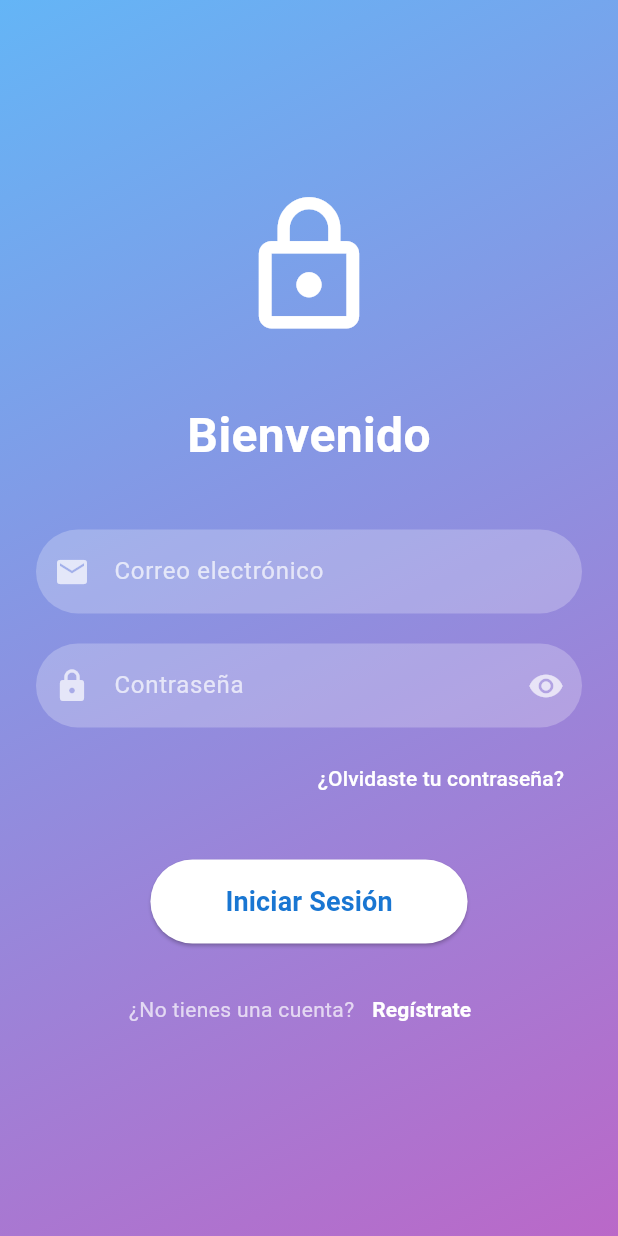
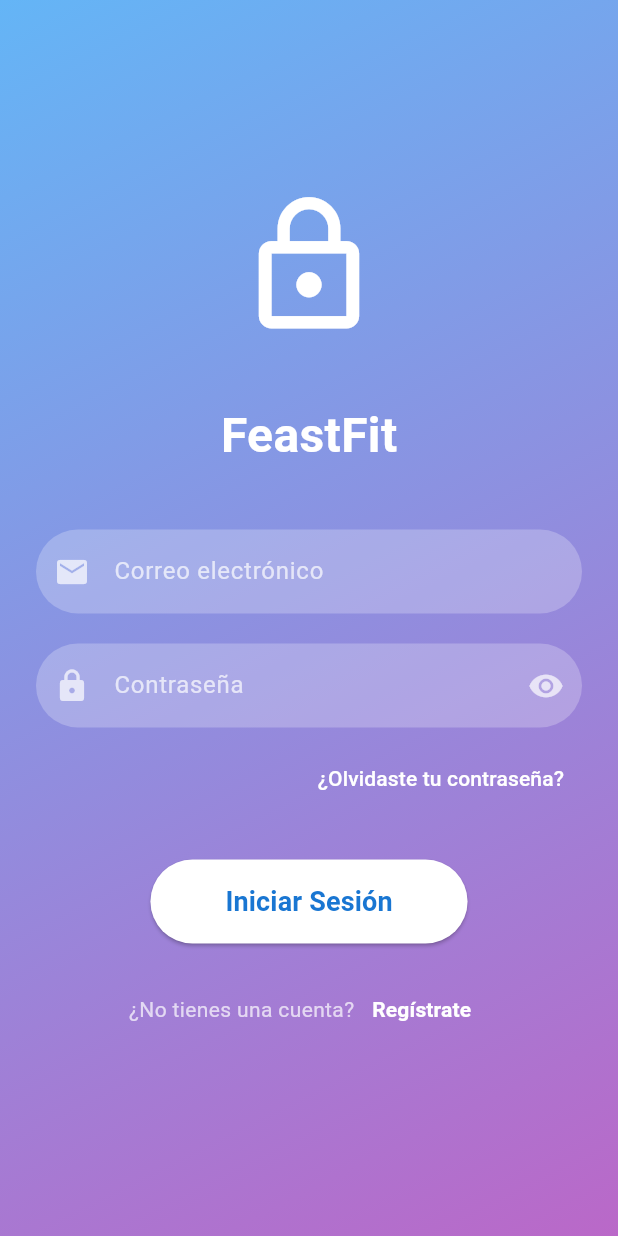
Before and after one commit to Ipeross/Examen_Moviles_Feast_Fit_IPO, a Flutter app: the screen it shows after launch, on a phone screen of 412 x 824 dp. Run offline on Flutter 3.47's test engine with Material 3 defaults, Android fonts, the phone set to English and light mode, and no system bars.

```diff
--- a/lib/screens/login_screen.dart
+++ b/lib/screens/login_screen.dart
@@ -46,7 +46,7 @@ class _LoginScreenState extends State<LoginScreen> {
                 children: [
                   const Icon(Icons.lock_outline, size: 100, color: Colors.white),
                   const SizedBox(height: 40),
-                  const Text('Bienvenido',
+                  const Text('FeastFit',
                       style: TextStyle(fontSize: 32, fontWeight: FontWeight.bold, color: Colors.white)),
                   const SizedBox(height: 40),
                   Form(
```
Also changed, not shown: lib/theme/theme_provider.dart (added, +12 -0 lines).
